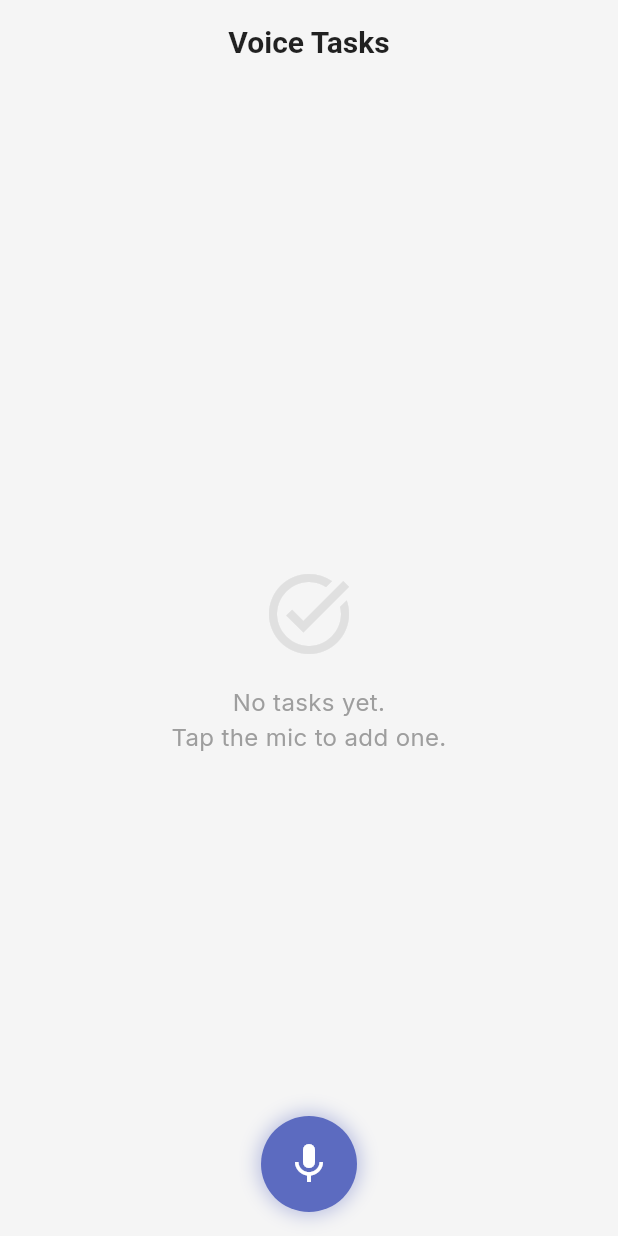
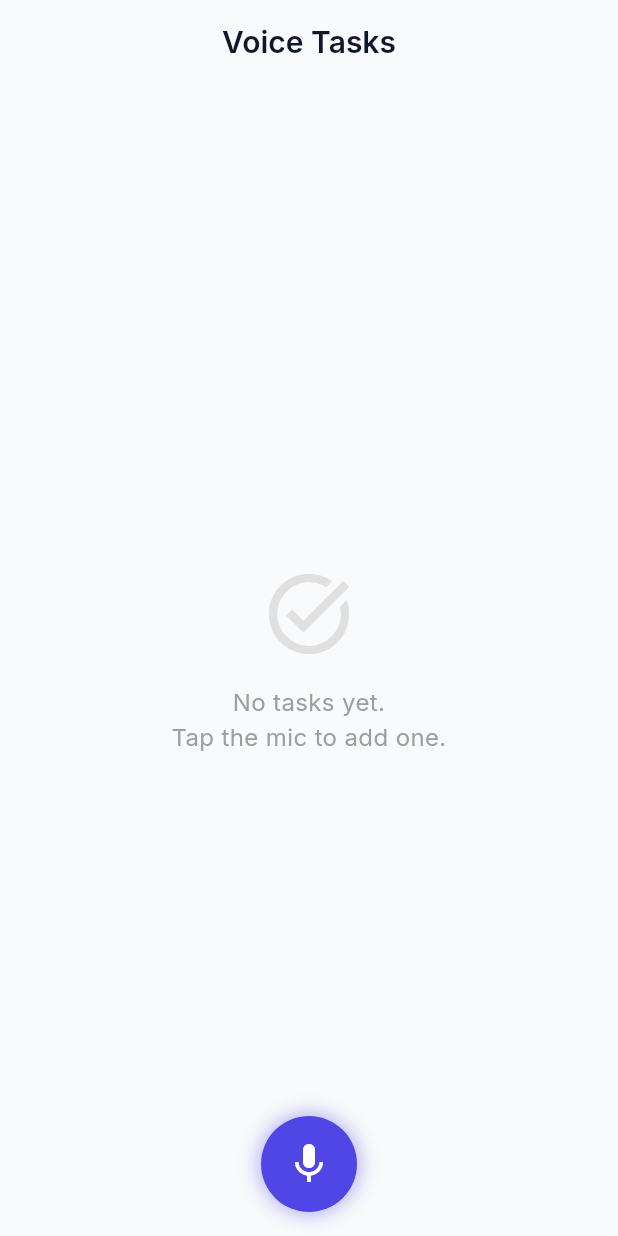
Before and after one commit to haddadiheb1/JustSayIt, a Flutter app: the screen it shows after launch, on a phone screen of 412 x 824 dp. Run offline on Flutter 3.47's test engine with Material 3 defaults, Android fonts, the light colour scheme and no system bars; drawn by our look-alikes of flutter_animate; our stand-ins replace flutter_local_notifications, flutter_riverpod, freezed_annotation, gap, google_fonts, hive and 4 more; accounts and stored records are empty; generated files the repository leaves out were written again.

Commit message:
changing Colors Palette

```diff
--- a/lib/core/theme/app_theme.dart
+++ b/lib/core/theme/app_theme.dart
@@ -2,63 +2,123 @@ import 'package:flutter/material.dart';
 import 'package:google_fonts/google_fonts.dart';
 
 class AppTheme {
-  // Colors
-  static const Color primaryBlue = Color(0xFF5C6BC0); // Soft Indigo
-  static const Color secondaryGray = Color(0xFFF5F5F5); // Neutral Gray Light
-  static const Color secondaryGrayDark = Color(0xFF2C2C2C); // Neutral Gray Dark
-  static const Color accentGreen = Color(0xFF81C784); // Subtle Green
-  static const Color errorRed = Color(0xFFE57373);
-  static const Color surfaceLight = Colors.white;
-  static const Color surfaceDark = Color(0xFF1E1E1E);
+  // 🌊 PRIMARY PALETTE (Main Brand)
+  static const Color primaryIndigo = Color(0xFF4F46E5); // Soft Indigo
+  static const Color primaryContainer = Color(0xFFEEF2FF); // Light Indigo
+  static const Color onPrimary = Color(0xFFFFFFFF); // White
+
+  // 🌫️ NEUTRAL PALETTE (UI Foundation) - Light Mode
+  static const Color backgroundLight = Color(0xFFF9FAFB); // Off White
+  static const Color surfaceLight = Color(0xFFFFFFFF); // White
+  static const Color cardLight = Color(0xFFF1F5F9); // Light Gray
+  static const Color textPrimary = Color(0xFF0F172A); // Almost Black
+  static const Color textSecondary = Color(0xFF64748B); // Cool Gray
+  static const Color divider = Color(0xFFE5E7EB); // Subtle Gray
+
+  // 🌙 DARK MODE PALETTE
+  static const Color backgroundDark = Color(0xFF020617); // Deep Navy
+  static const Color surfaceDark = Color(0xFF0F172A); // Dark Slate
+  static const Color cardDark = Color(0xFF1E293B); // Charcoal
+  static const Color textPrimaryDark = Color(0xFFF8FAFC); // Soft White
+  static const Color textSecondaryDark = Color(0xFF94A3B8); // Muted Gray
+  static const Color dividerDark = Color(0xFF1E293B); // Dark Gray
+  static const Color primaryIndigoDark =
+      Color(0xFF6366F1); // Brighter Indigo for dark mode
+
+  // ✅ ACCENT & STATUS COLORS
+  static const Color success = Color(0xFF22C55E); // Soft Green
+  static const Color warning = Color(0xFFF59E0B); // Amber
+  static const Color error = Color(0xFFEF4444); // Soft Red
+  static const Color info = Color(0xFF38BDF8); // Sky Blue
+
+  // Legacy color names for backward compatibility
+  static const Color primaryBlue = primaryIndigo;
+  static const Color secondaryGray = cardLight;
+  static const Color errorRed = error;
+  static const Color accentGreen = success;
 
   static TextTheme _buildTextTheme(TextTheme base, Color color) {
-    return GoogleFonts.interTextTheme(base).apply(
-      bodyColor: color,
-      displayColor: color,
+    return GoogleFonts.interTextTheme(base).copyWith(
+      // Title: 22–24sp
+      titleLarge: GoogleFonts.inter(
+        fontSize: 24,
+        fontWeight: FontWeight.w600,
+        color: color,
+      ),
+      titleMedium: GoogleFonts.inter(
+        fontSize: 22,
+        fontWeight: FontWeight.w600,
+        color: color,
+      ),
+      // Task: 16–18sp
+      bodyLarge: GoogleFonts.inter(
+        fontSize: 18,
+        fontWeight: FontWeight.w500,
+        color: color,
+      ),
+      bodyMedium: GoogleFonts.inter(
+        fontSize: 16,
+        fontWeight: FontWeight.w400,
+        color: color,
+      ),
+      // Meta: 12–14sp
+      bodySmall: GoogleFonts.inter(
+        fontSize: 14,
+        fontWeight: FontWeight.w400,
+        color: color,
+      ),
+      labelSmall: GoogleFonts.inter(
+        fontSize: 12,
+        fontWeight: FontWeight.w400,
+        color: color,
+      ),
     );
   }
 
   static ThemeData get lightTheme {
     final base = ThemeData.light();
     return base.copyWith(
-      colorScheme: ColorScheme.fromSeed(
-        seedColor: primaryBlue,
-        primary: primaryBlue,
-        secondary: accentGreen,
+      colorScheme: ColorScheme.light(
+        primary: primaryIndigo,
+        primaryContainer: primaryContainer,
+        onPrimary: onPrimary,
+        secondary: success,
         surface: surfaceLight,
-        // background deprecated for surface
-        error: errorRed,
-        brightness: Brightness.light,
+        onSurface: textPrimary,
+        error: error,
+        onError: onPrimary,
+        outline: divider,
       ),
-      scaffoldBackgroundColor: secondaryGray,
-      // useMaterial3 default true in recent versions, explicitly setting in constructor or here is fine but copyWith might warn.
-      // We will assume modern flutter and remove explicit useMaterial3 if copyWith warns,
-      // but to be safe lets reconstruct ThemeData using .from or similar if needed.
-      // However, the cleanest fix for "CardTheme" error is ensuring we pass CardTheme type.
-      textTheme: _buildTextTheme(base.textTheme, Colors.black87),
-      appBarTheme: const AppBarTheme(
-        backgroundColor: secondaryGray,
+      scaffoldBackgroundColor: backgroundLight,
+      textTheme: _buildTextTheme(base.textTheme, textPrimary),
+      appBarTheme: AppBarTheme(
+        backgroundColor: backgroundLight,
         elevation: 0,
         centerTitle: true,
-        iconTheme: IconThemeData(color: Colors.black87),
-        titleTextStyle: TextStyle(
-          color: Colors.black87,
+        iconTheme: const IconThemeData(color: textPrimary),
+        titleTextStyle: GoogleFonts.inter(
+          color: textPrimary,
           fontSize: 20,
           fontWeight: FontWeight.w600,
         ),
       ),
       floatingActionButtonTheme: const FloatingActionButtonThemeData(
-        backgroundColor: primaryBlue,
-        foregroundColor: Colors.white,
+        backgroundColor: primaryIndigo,
+        foregroundColor: onPrimary,
         elevation: 4,
       ),
       cardTheme: CardThemeData(
         color: surfaceLight,
         elevation: 0,
         shape: RoundedRectangleBorder(
-          borderRadius: BorderRadius.circular(16),
+          borderRadius: BorderRadius.circular(20),
         ),
         margin: const EdgeInsets.symmetric(vertical: 8, horizontal: 16),
+      ),
+      dividerColor: divider,
+      dividerTheme: const DividerThemeData(
+        color: divider,
+        thickness: 1,
       ),
     );
   }
@@ -66,40 +126,47 @@ class AppTheme {
   static ThemeData get darkTheme {
     final base = ThemeData.dark();
     return base.copyWith(
-      colorScheme: ColorScheme.fromSeed(
-        seedColor: primaryBlue,
-        primary: primaryBlue,
-        secondary: accentGreen,
+      colorScheme: ColorScheme.dark(
+        primary: primaryIndigoDark,
+        primaryContainer: Color(0xFF312E81),
+        onPrimary: onPrimary,
+        secondary: success,
         surface: surfaceDark,
-        // background deprecated
-        error: errorRed,
-        brightness: Brightness.dark,
+        onSurface: textPrimaryDark,
+        error: error,
+        onError: onPrimary,
+        outline: dividerDark,
       ),
-      scaffoldBackgroundColor: secondaryGrayDark,
-      textTheme: _buildTextTheme(base.textTheme, Colors.white),
-      appBarTheme: const AppBarTheme(
-        backgroundColor: secondaryGrayDark,
+      scaffoldBackgroundColor: backgroundDark,
+      textTheme: _buildTextTheme(base.textTheme, textPrimaryDark),
+      appBarTheme: AppBarTheme(
+        backgroundColor: backgroundDark,
         elevation: 0,
         centerTitle: true,
-        iconTheme: IconThemeData(color: Colors.white),
-        titleTextStyle: TextStyle(
-          color: Colors.white,
+        iconTheme: const IconThemeData(color: textPrimaryDark),
+        titleTextStyle: GoogleFonts.inter(
+          color: textPrimaryDark,
           fontSize: 20,
           fontWeight: FontWeight.w600,
         ),
       ),
       floatingActionButtonTheme: const FloatingActionButtonThemeData(
-        backgroundColor: primaryBlue,
-        foregroundColor: Colors.white,
+        backgroundColor: primaryIndigoDark,
+        foregroundColor: onPrimary,
         elevation: 4,
       ),
       cardTheme: CardThemeData(
-        color: surfaceDark,
+        color: cardDark,
         elevation: 0,
         shape: RoundedRectangleBorder(
-          borderRadius: BorderRadius.circular(16),
+          borderRadius: BorderRadius.circular(20),
         ),
         margin: const EdgeInsets.symmetric(vertical: 8, horizontal: 16),
+      ),
+      dividerColor: dividerDark,
+      dividerTheme: const DividerThemeData(
+        color: dividerDark,
+        thickness: 1,
       ),
     );
   }
```
